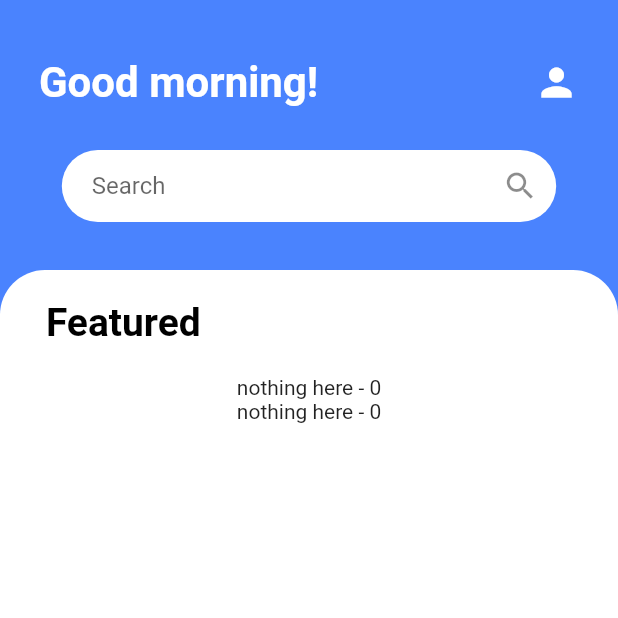
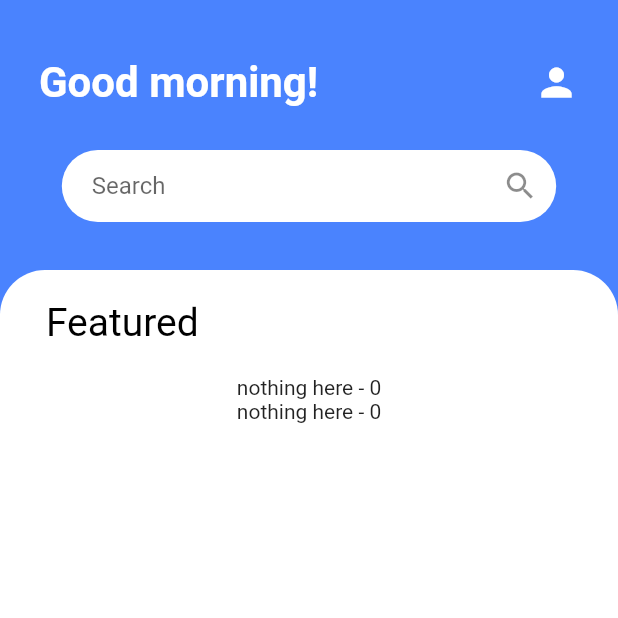
Before and after one commit to flyingdragon-codelab/com.digital.art, a Flutter app: the screen it shows after launch, on a phone screen of 412 x 824 dp, the top half of it. Run offline on Flutter 3.47's test engine with Material 2 defaults, Android fonts, the phone set to English and light mode, and no system bars; our stand-ins replace cloud_firestore, firebase_auth, firebase_core, image_picker, sliding_up_panel; accounts and stored records are empty.

Commit message:
Update main.dart

```diff
--- a/lib/main.dart
+++ b/lib/main.dart
@@ -116,6 +116,15 @@ class LandingPageState extends State<LandingPage> {
     });
   }
 
+  void sortLists() {
+    setState(() {
+      categories.sort();
+      collections.sort((a, b) =>
+          b["UpdatedOn"].compareTo(a["UpdatedOn"])
+      );
+    });
+  }
+
   getUserProfile () async {
     var firebaseUser = FirebaseAuth.instance.currentUser;
     if(firebaseUser != null)  {
@@ -206,6 +215,7 @@ class LandingPageState extends State<LandingPage> {
   @override
   Widget build(BuildContext context) {
     User? user = FirebaseAuth.instance.currentUser;
+    sortLists();
     double width=MediaQuery.of(context).size.width;
     double height=MediaQuery.of(context).size.height;
     return Scaffold(
@@ -232,6 +242,15 @@ class LandingPageState extends State<LandingPage> {
               GestureDetector(
                 child: Container(
                   padding: EdgeInsets.fromLTRB(0, 10, 10, 0),
+                  child: Icon((userProfile != null) ?  Icons.cloud_upload  : null, size: 30,),
+                ),
+                onTap: () async {
+                  Navigator.of(context).push(MaterialPageRoute(builder: (context)=>MyArtPage()));
+                },
+              ),
+              GestureDetector(
+                child: Container(
+                  padding: EdgeInsets.fromLTRB(0, 10, 10, 0),
                   child: Icon((userProfile != null) ?  Icons.logout  : Icons.person, size: 30,),
                 ),
                 onTap: () async {
@@ -239,7 +258,7 @@ class LandingPageState extends State<LandingPage> {
                       ? {Navigator.of(context).push(MaterialPageRoute(builder: (context)=>SignInPage()))}
                       : {await FirebaseAuth.instance.signOut(), setState(() {user = null; _image = null; userProfile = null; getUserProfile();}), };
                 },
-              )
+              ),
             ],
           ),
         ),
@@ -334,7 +353,7 @@ class LandingPageState extends State<LandingPage> {
                                 alignment: Alignment.centerLeft,
                                 child: Text(
                                   'Featured',
-                                  style: TextStyle(fontSize: 26, fontWeight: FontWeight.bold, color: Colors.black),
+                                  style: TextStyle(fontSize: 26, fontWeight: FontWeight.normal, color: Colors.black),
                                 )
                             ),
                           ),
@@ -367,9 +386,33 @@ class LandingPageState extends State<LandingPage> {
                           ) : Text(''),
                           SizedBox(height: 10,),
                           Text('Total items - ' + collections.length.toString()),*/
+                          (collections.length != 0) ? SizedBox(height: 50, child: Container(
+                              padding: EdgeInsets.fromLTRB(10, 0, 10, 0),
+                              width: width * 0.9,
+                              child: ListView.builder(
+                                  shrinkWrap: true,
+                                  scrollDirection: Axis.horizontal,
+                                  itemCount: categories.length,
+                                  itemBuilder: (context, index) {
+                                    return GestureDetector(
+                                      child: Container(
+                                        margin: EdgeInsets.fromLTRB(0, 0, 20, 0),
+                                        child: Text(
+                                          categories[index],
+                                          style: TextStyle(fontSize: 20, fontWeight: FontWeight.w300, color: Colors.black),
+                                        ),
+                                      ),
+                                      onTap: () {
+                                    filterCategory(categories[index]);
+                                      },
+                                    );
+                                  }
+                              )
+                          ),)  : Text('nothing here - ' + collections.length.toString()),
                           (collections.length != 0) ? SizedBox(
                             height: 250,
                             child: Container(
+                              color: Colors.white,
                               padding: EdgeInsets.fromLTRB(10, 0, 10, 20),
                               width: width * 0.9,
                               child: ListView.builder(
@@ -408,24 +451,7 @@ class LandingPageState extends State<LandingPage> {
                                   }
                               )
                           ),)  : Text('nothing here - ' + collections.length.toString()),
-                          (collections.length != 0) ? SizedBox(height: 250, child: Container(
-                              padding: EdgeInsets.fromLTRB(10, 0, 10, 0),
-                              width: width * 0.9,
-                              child: ListView.builder(
-                                  shrinkWrap: true,
-                                  scrollDirection: Axis.horizontal,
-                                  itemCount: categories.length,
-                                  itemBuilder: (context, index) {
-                                    return Container(
-                                      margin: EdgeInsets.fromLTRB(0, 0, 20, 0),
-                                      child: Text(
-                                        categories[index],
-                                          style: TextStyle(fontSize: 22, fontWeight: FontWeight.bold, color: Colors.black),
-                                      ),
-                                    );
-                                  }
-                              )
-                          ),)  : Text('nothing here - ' + collections.length.toString()),
+
                         ]
                     )
                 ),
```
